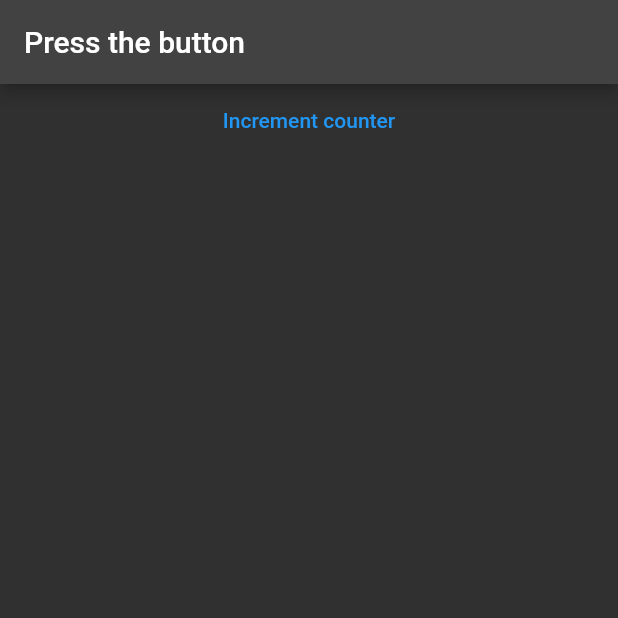
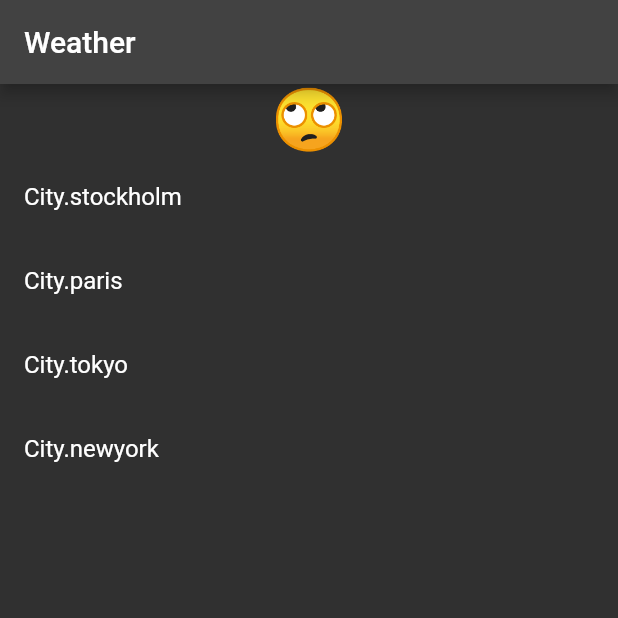
Before and after one commit to Gabonauta/riverpodexercises, a Flutter app: the screen it shows after launch, on a phone screen of 412 x 824 dp, the top half of it. Run offline on Flutter 3.47's test engine with Material 2 defaults, Android fonts, the phone set to English and light mode, and no system bars; our stand-ins replace hooks_riverpod.

Commit message:
weather example

```diff
--- a/riverpodexercises/lib/main.dart
+++ b/riverpodexercises/lib/main.dart
@@ -19,52 +19,89 @@ class MyApp extends StatelessWidget {
   }
 }
 
-extension OptionalInfixAddition<T extends num> on T? {
-  T? operator +(T? other) {
-    final shadow = this;
-    if (shadow != null) {
-      return shadow + (other ?? 0) as T;
-    } else {
-      return null;
-    }
-  }
+enum City {
+  stockholm,
+  paris,
+  tokyo,
+  newyork,
 }
 
-class Counter extends StateNotifier<int?> {
-  Counter() : super(null);
-  void increment() => state = state == null ? 1 : state + 1;
-  int? get value => state;
+typedef WeatherEmoji = String;
+const value = '🌧';
+const unknownWeatherEmoji = '🙄';
+Future<WeatherEmoji> getWeather(City city) {
+  return Future.delayed(
+    const Duration(seconds: 1),
+    () => {
+      City.stockholm: '❄',
+      City.paris: '☀',
+      City.tokyo: '🌨',
+    }[city]!,
+  );
 }
 
-final counterProvider =
-    StateNotifierProvider<Counter, int?>((ref) => Counter());
+//IU writes to an reads from this
+final currentCityProvider = StateProvider<City?>(
+  (ref) => null,
+);
+//final myProvider = Provider((_) => DateTime.now());
+
+//UI reads this
+final weatherProvider = FutureProvider<WeatherEmoji>(
+  (ref) {
+    final city = ref.watch(currentCityProvider);
+    if (city != null) {
+      return getWeather(city);
+    } else {
+      return unknownWeatherEmoji;
+    }
+  },
+);
 
 class HomePage extends ConsumerWidget {
   const HomePage({super.key});
 
   @override
   Widget build(BuildContext context, WidgetRef ref) {
+    final currrentWather = ref.watch(
+      weatherProvider,
+    );
+
     return Scaffold(
-        appBar: AppBar(
-          title: Consumer(
-            builder: (context, ref, child) {
-              final count = ref.watch(counterProvider);
-              final text =
-                  count == null ? "Press the button" : count.toString();
-              return Text(text);
+      appBar: AppBar(title: const Text("Weather")),
+      body: Column(
+        children: [
+          currrentWather.when(
+              data: (data) => Text(
+                    data,
+                    style: const TextStyle(fontSize: 40),
+                  ),
+              error: (_, __) => const Text('Error 😋'),
+              loading: () => const Padding(
+                    padding: EdgeInsets.all(8.0),
+                    child: CircularProgressIndicator(),
+                  )),
+          Expanded(
+              child: ListView.builder(
+            itemCount: City.values.length,
+            itemBuilder: (context, index) {
+              final city = City.values[index];
+              final isSelected = city == ref.watch(currentCityProvider);
+              return ListTile(
+                title: Text(
+                  city.toString(),
+                ),
+                trailing: isSelected ? const Icon(Icons.check) : null,
+                onTap: () => ref
+                    .read(
+                      currentCityProvider.notifier,
+                    )
+                    .state = city,
+              );
             },
-          ),
-        ),
-        body: Column(
-          crossAxisAlignment: CrossAxisAlignment.stretch,
-          children: [
-            TextButton(
-              onPressed: () {
-                ref.read(counterProvider.notifier).increment();
-              },
-              child: const Text("Increment counter"),
-            ),
-          ],
-        ));
+          ))
+        ],
+      ),
+    );
   }
 }
```
